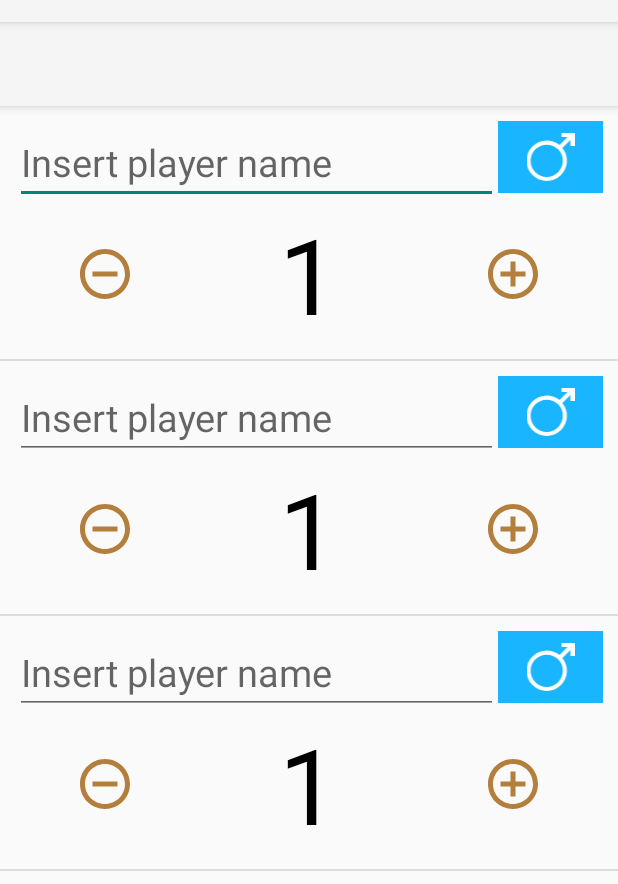
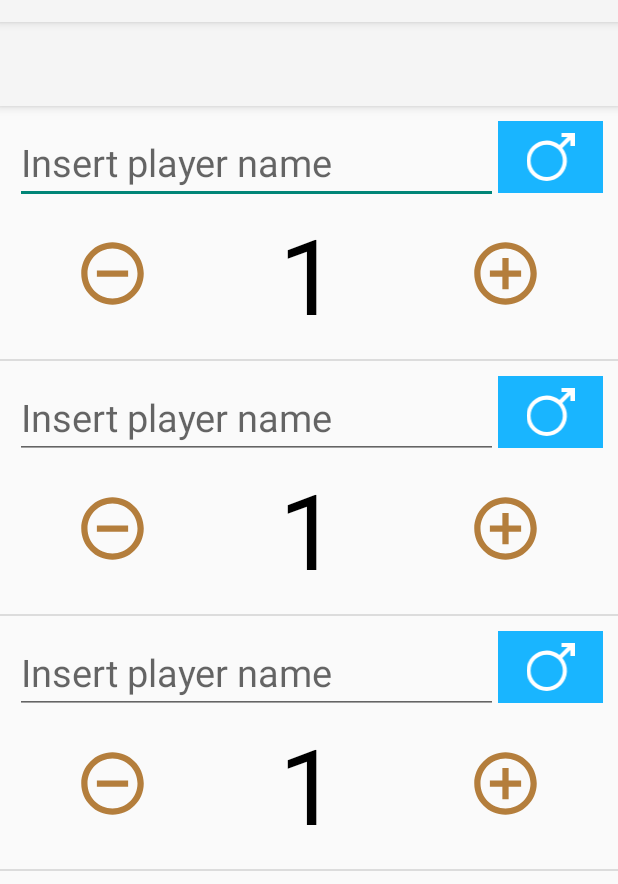
Before and after one commit to Brankale/munchkin_level_counter, an Android app: the screen it shows after launch (MainActivityNew), on a phone screen of 412 x 824 dp, the part 62-946 px from its top. Run offline under Robolectric (Android 15) with nearby library versions, the phone set to English and light mode, and no system bars; 1 statement that could not run was skipped.

Commit message:
increased hitbox size of level buttons

```diff
--- a/app/src/main/java/com/example/munchkin/custom_views/PlayerView.kt
+++ b/app/src/main/java/com/example/munchkin/custom_views/PlayerView.kt
@@ -5,10 +5,7 @@ import android.text.Editable
 import android.text.TextWatcher
 import android.util.AttributeSet
 import android.view.View
-import android.widget.ImageView
-import android.widget.LinearLayout
-import android.widget.TextView
-import android.widget.Toast
+import android.widget.*
 import com.example.munchkin.R
 import com.example.munchkin.models.Player
 
@@ -21,8 +18,8 @@ class PlayerView(context: Context, attrs: AttributeSet?) : LinearLayout(context,
     private val name: TextView
     private val sex: ImageView
     private val level: TextView
-    private val levelUp: ImageView
-    private val levelDown: ImageView
+    private val levelUp: FrameLayout
+    private val levelDown: FrameLayout
 
     init {
         View.inflate(context, R.layout.player_view,this)
--- a/app/src/main/res/layout/player_view.xml
+++ b/app/src/main/res/layout/player_view.xml
@@ -36,19 +36,27 @@
 
     </LinearLayout>
 
-    <FrameLayout
+    <LinearLayout
         android:layout_width="match_parent"
         android:layout_height="wrap_content">
 
+        <FrameLayout
+            android:id="@+id/level_down"
+            android:layout_width="0dp"
+            android:layout_height="match_parent"
+            android:layout_weight="1">
+
             <ImageView
-            android:id="@+id/level_down"
-            android:layout_width="40dp"
-            android:layout_height="40dp"
+                android:layout_width="50dp"
+                android:layout_height="50dp"
                 android:layout_gravity="start|center"
                 android:layout_marginStart="40dp"
                 android:contentDescription="@string/level_down"
                 android:background="@drawable/ic_remove_circle_outline_black_24dp"
                 android:backgroundTint="@color/colorAccent"/>
+
+        </FrameLayout>
+
 
         <TextView
             android:id="@+id/current_level"
@@ -61,10 +69,15 @@
             android:textSize="70sp"
             android:textColor="#000000"/>
 
+        <FrameLayout
+            android:id="@+id/level_up"
+            android:layout_width="0dp"
+            android:layout_height="match_parent"
+            android:layout_weight="1">
+
             <ImageView
-            android:id="@+id/level_up"
-            android:layout_width="40dp"
-            android:layout_height="40dp"
+                android:layout_width="50dp"
+                android:layout_height="50dp"
                 android:layout_gravity="end|center"
                 android:layout_marginEnd="40dp"
                 android:contentDescription="@string/level_up"
@@ -74,3 +87,5 @@
         </FrameLayout>
 
     </LinearLayout>
+
+</LinearLayout>
```
Lines whose indentation alone changed are shown as unchanged.
